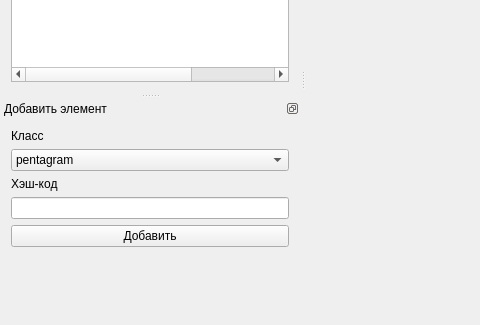
First picture: the form in L2/mainwindow.ui, repository SqrtMinusOne/SEM7_Software_Design, before the edit; both pictures show x 0 to 480 and y 164 to 489 of the 690 by 489 pixel window.
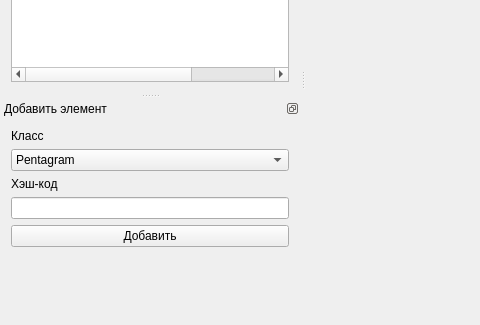
Second picture: the form after the edit.

The edit to the form file:
```diff
--- a/L2/mainwindow.ui
+++ b/L2/mainwindow.ui
@@ -110,7 +110,7 @@
       <widget class="QComboBox" name="comboBox">
        <item>
         <property name="text">
-         <string>pentagram</string>
+         <string>Pentagram</string>
         </property>
        </item>
        <item>
```
Left out of the diff: 12 changed lines with no effect on the pictures.
